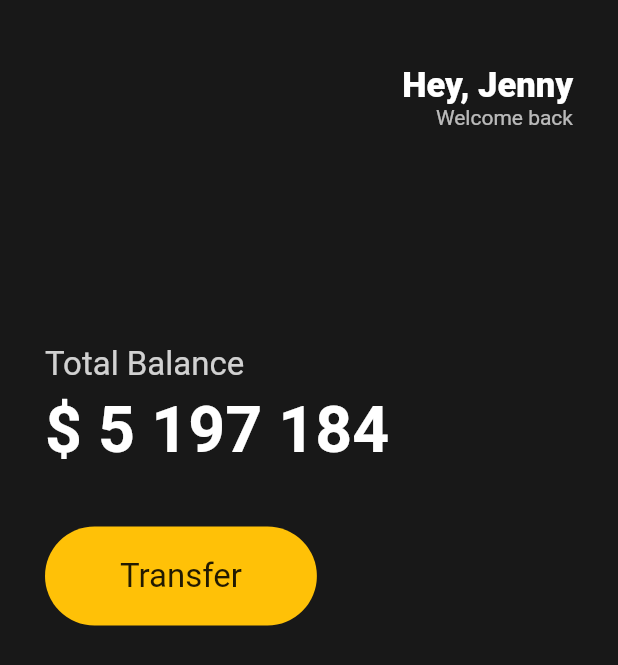
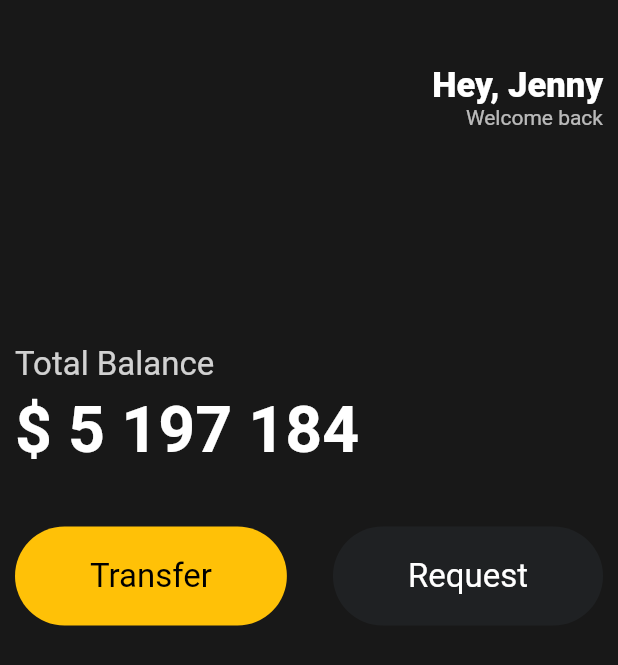
Before and after one commit to ayoung0073/flutter-practice, a Flutter app: the screen it shows after launch, on a phone screen of 412 x 824 dp. Shown: the top 665 px of the screen. Run offline on Flutter 3.47's test engine with Material 2 defaults, Android fonts, the phone set to English and light mode, and no system bars.

Commit message:
feat: reusable button widget

```diff
--- a/toonflix/lib/main.dart
+++ b/toonflix/lib/main.dart
@@ -1,9 +1,8 @@
-import 'dart:typed_data';
-
 import 'package:flutter/material.dart';
+import 'package:toonflix/widgets/button.dart';
 
 void main() {
-  runApp(App());
+  runApp(const App());
   // runApp은 하나의 argument(Widget 타입)를 필요로 한다.
   // 여러 Widget들이 합쳐서 UI를 만드는 방식
 }
@@ -32,7 +31,7 @@ class App extends StatelessWidget {
             // home: 우리 앱의 home에 있을 때 보여진다.
             backgroundColor: const Color(0xFF181818),
             body: Padding(
-              padding: const EdgeInsets.symmetric(horizontal: 30),
+              padding: const EdgeInsets.symmetric(horizontal: 10),
               child: Column(
                 crossAxisAlignment: CrossAxisAlignment.start,
                 children: [
@@ -87,21 +86,19 @@ class App extends StatelessWidget {
                     height: 40,
                   ),
                   Row(
+                    // Row에 있는 두 위젯이(버튼이) 멀어지도록 함
+                    mainAxisAlignment: MainAxisAlignment.spaceBetween,
                     // Container Widget
                     // div. child를 갖고 있는 div
-                    children: [
-                      Container(
-                        decoration: BoxDecoration(
-                            color: Colors.amber,
-                            borderRadius: BorderRadius.circular(40)),
-                        child: const Padding(
-                          padding: EdgeInsets.symmetric(
-                              vertical: 20, horizontal: 50),
-                          child: Text(
-                            "Transfer",
-                            style: TextStyle(fontSize: 22),
-                          ),
-                        ),
+                    children: const [
+                      Button(
+                          text: "Transfer",
+                          backgroundColor: Colors.amber,
+                          textColor: Colors.black),
+                      Button(
+                        text: "Request",
+                        backgroundColor: Color(0xFF1F2123),
+                        textColor: Colors.white,
                       )
                     ],
                   )
--- /dev/null
+++ b/toonflix/lib/widgets/button.dart
@@ -0,0 +1,35 @@
+// 클래스 직접 만드는 것에 익숙해지기 까지
+
+import 'package:flutter/material.dart';
+
+// Reusable Button Widget
+// 모든 위젯은 각자 나름대로의 build 메서드를 실행시켜야 한다.
+// 요청 데이터: 텍스트, 배경 색상, 텍스트 색상
+class Button extends StatelessWidget {
+  final String text;
+  final Color backgroundColor;
+  final Color textColor;
+
+  const Button({
+    super.key,
+    required this.text,
+    required this.backgroundColor,
+    required this.textColor,
+  });
+
+  @override
+  Widget build(BuildContext context) {
+    return Container(
+      decoration: BoxDecoration(
+          color: backgroundColor, borderRadius: BorderRadius.circular(40)),
+      child: Padding(
+        // 이제 text값에 따라 달라지기 때문에 const를 생략해줘야 함. (커스터마이징)
+        padding: const EdgeInsets.symmetric(vertical: 20, horizontal: 50),
+        child: Text(
+          text,
+          style: TextStyle(color: textColor, fontSize: 22),
+        ),
+      ),
+    );
+  }
+}
```
